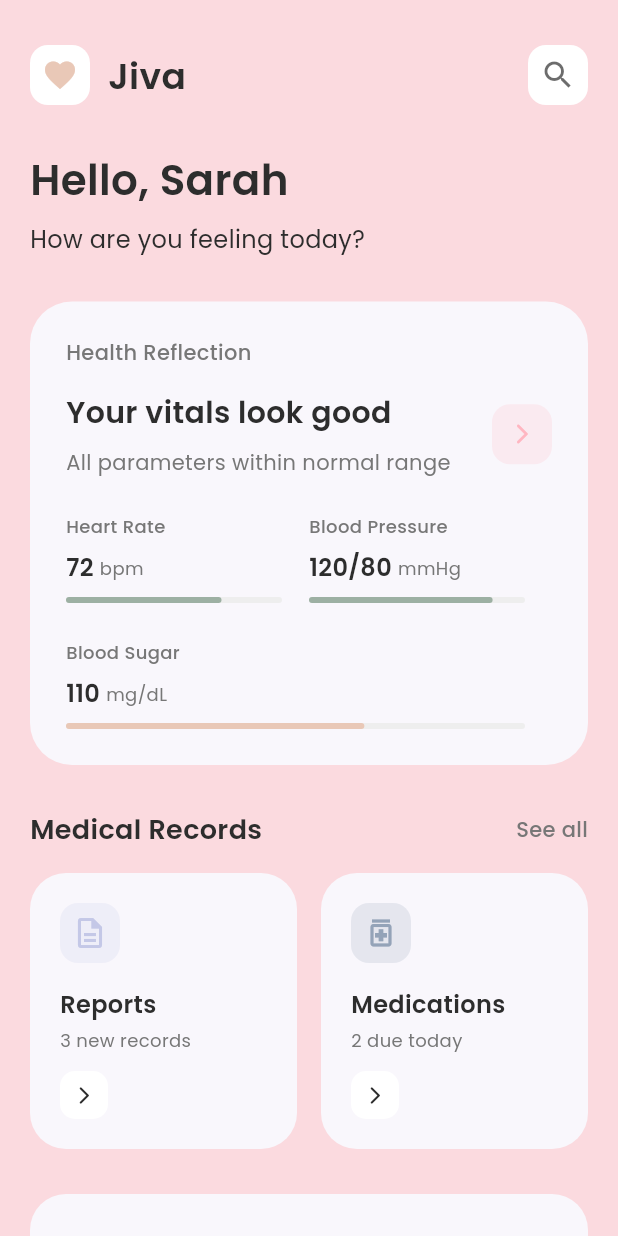
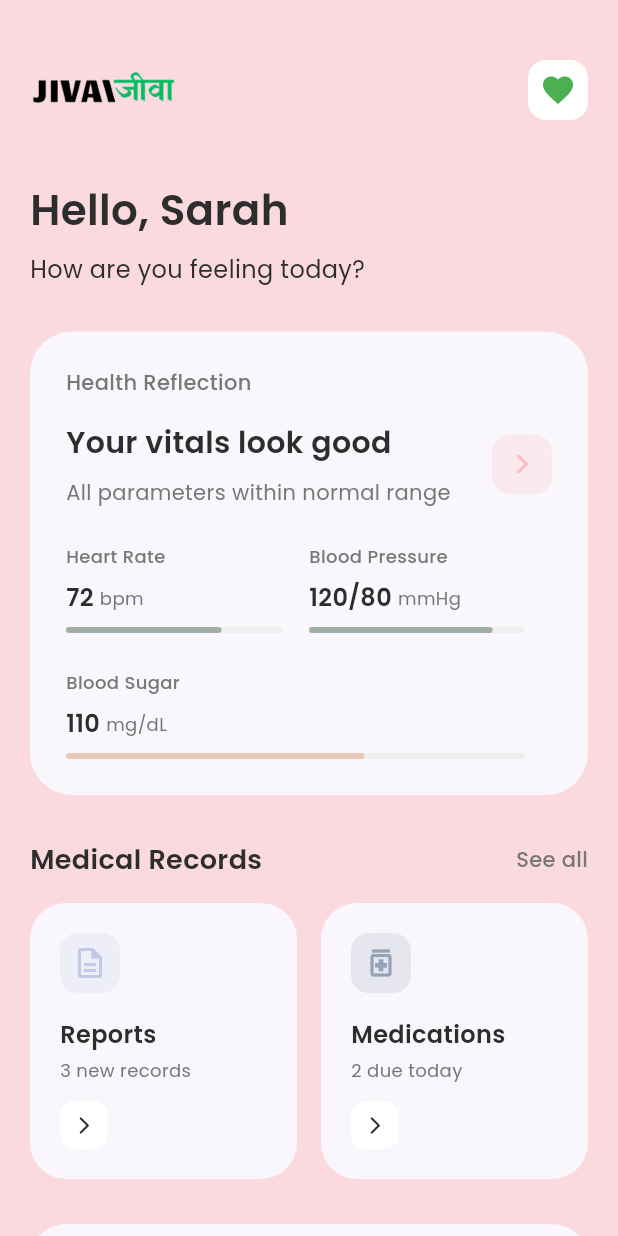
Before and after one commit to ekas-7/jiva-sage, a Flutter app: the JivaMinimalistDashboard screen opened directly, on a phone screen of 412 x 824 dp. Run offline on Flutter 3.47's test engine with Material 3 defaults, Android fonts, the phone set to English and light mode, and no system bars; our stand-ins replace camera, cloud_firestore, dartz, firebase_auth, firebase_core, fl_chart and 18 more; missing offline and left inert: google_ml_kit, mongo_dart; accounts and stored records are empty.

Commit message:
added new logo

```diff
--- a/Jiva/lib/screens/dashboard.dart
+++ b/Jiva/lib/screens/dashboard.dart
@@ -116,26 +116,20 @@ class _JivaMinimalistDashboardState extends State<JivaMinimalistDashboard> {
         Row(
           children: [
             Container(
-              width: 40,
-              height: 40,
+              width: 100,
+              height: 60,
               decoration: BoxDecoration(
-                color: Colors.white,
+
                 borderRadius: BorderRadius.circular(12),
               ),
-              child: const Icon(
-                Icons.favorite,
-                color: Color(0xFFE9C8B7),
-              ),
+                              child: Image.asset(
+                  'assets/jiva_logo.png',
+                  width: 100,
+                  height: 80,
+                ),
             ),
             const SizedBox(width: 12),
-            Text(
-              'Jiva',
-              style: GoogleFonts.poppins(
-                fontSize: 24,
-                fontWeight: FontWeight.w600,
-                color: textColor,
-              ),
-            )
+
           ],
         ),
         Container(
@@ -145,10 +139,10 @@ class _JivaMinimalistDashboardState extends State<JivaMinimalistDashboard> {
             color: Colors.white,
             borderRadius: BorderRadius.circular(12),
           ),
-          child: Icon(
-            Icons.search,
-            color: textColor.withOpacity(0.7),
-          ),
+          child:Icon(
+  Icons.favorite,
+    color: Colors.green,
+)
         ),
       ],
     );
--- a/Jiva/pubspec.yaml
+++ b/Jiva/pubspec.yaml
@@ -64,3 +64,4 @@ flutter:
     - assets/human1.jpg
     - assets/human2.jpg
     - assets/lottie/
+    - assets/jiva_logo.png
```
Also changed, not shown: Jiva/assets/jiva_logo.png (added), Jiva/assets/jiva_logo7.png (added), 4 other files.
